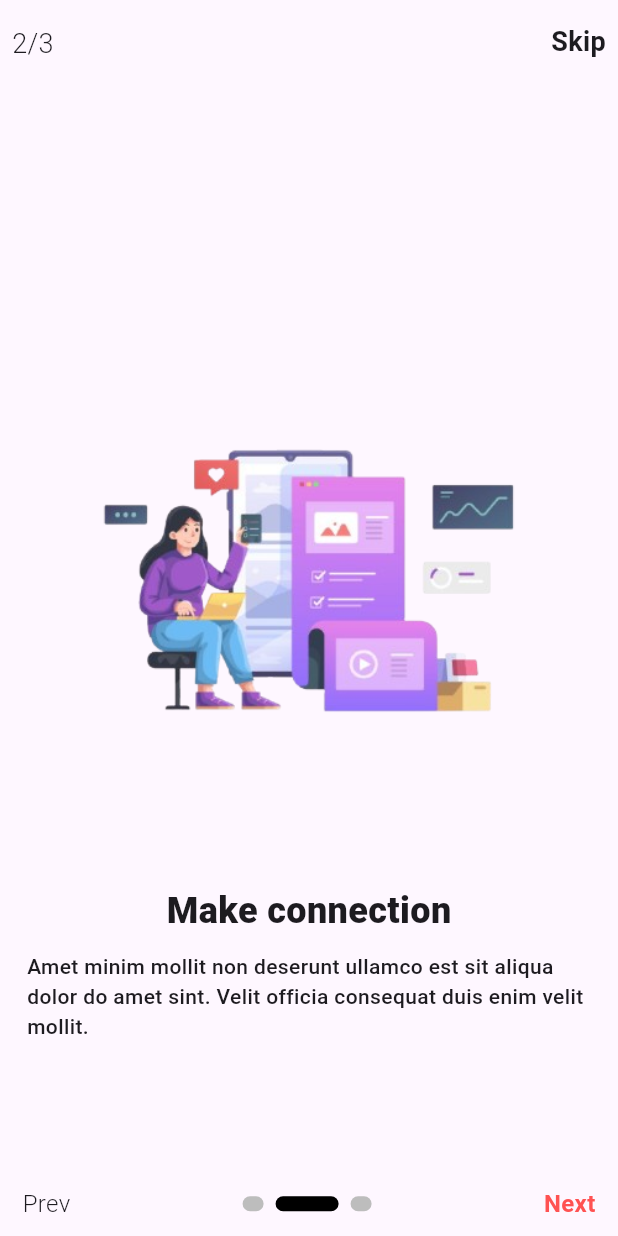
After one commit to faseey/Echo, a Flutter app: the Onboarding_screen screen opened by its route, after a tap on "Next", on a phone screen of 412 x 824 dp. The commit adds this screen. Run offline on Flutter 3.47's test engine with Material 3 defaults, Android fonts, the phone set to English and light mode, and no system bars; drawn by our look-alikes of smooth_page_indicator; our stand-ins replace cloud_firestore, curved_navigation_bar, firebase_core, firebase_storage, flutter_image_compress, get and 1 more; accounts and stored records are empty.

Commit message:
onboarding

```diff
--- a/lib/component/button_container.dart
+++ b/lib/component/button_container.dart
@@ -34,7 +34,7 @@ class _ButtonContainerState extends State<ButtonContainer> {
         child: Column(
           mainAxisAlignment: MainAxisAlignment.center,
           children: [Icon(widget.icon,color: isSelected? Colors.white : Colors.black,),
-            Text(widget.title,style: TextStyle(fontSize: 10,color: isSelected?Colors.white:Colors.black,)
+            Text(widget.title,style: TextStyle(fontSize: 8,color: isSelected?Colors.white:Colors.black,)
             ) ],),
       ),
     );
--- a/lib/component/route.dart
+++ b/lib/component/route.dart
@@ -9,6 +9,7 @@ import '../Screen/postScreen.dart';
 import '../Screen/profileScreen.dart';
 import '../Screen/registerScreen.dart';
 import '../models/echo.dart';
+import '../onboarding_screen/onboarding_screen.dart';
 import 'bottomNavbar.dart';
 
 class AppRouter{
@@ -21,6 +22,7 @@ class AppRouter{
   static const newPostScreen = "/newPostScreen";
   static const messagescreen = "/messagescreen";
   static const newsfeedscreen = "/newsfeedscreen";
+  static const onboarding_screen = "/onboarding_screen";
 
 
   static final route = [
@@ -33,6 +35,7 @@ class AppRouter{
     GetPage(name: bottomnavbar, page: ()=>Bottomnavbar()),
     GetPage(name: messagescreen, page: ()=>MessageScreen()),
     GetPage(name: newsfeedscreen, page: ()=>NewsFeedScreen()),
+    GetPage(name: onboarding_screen, page: ()=>Onboarding_screen()),
 
 
   ];
--- a/lib/main.dart
+++ b/lib/main.dart
@@ -33,7 +33,7 @@ class MyApp extends StatelessWidget {
     return GetMaterialApp(
 
       debugShowCheckedModeBanner: false,
-      initialRoute: AppRouter.loginScreen,
+      initialRoute: AppRouter.onboarding_screen,
       getPages: AppRouter.route,
         theme: ThemeData(
         primarySwatch: Colors.blue,
--- /dev/null
+++ b/lib/onboarding_screen/IntroScreen1.dart
@@ -0,0 +1,33 @@
+import 'package:flutter/material.dart';
+
+class IntrosScreen1 extends StatelessWidget {
+  const IntrosScreen1({super.key});
+
+  @override
+  Widget build(BuildContext context) {
+    return Scaffold(
+
+      body: Column(
+        children: [
+          Padding(
+            padding: const EdgeInsets.only(top: 50),
+            child: Center(
+              child: Image.asset("assets/images/first.png"),
+            ),
+          ),
+          SizedBox(height: 12,),
+
+          const Text("find friends",style: TextStyle(fontSize: 24,fontWeight: FontWeight.w800),),
+          SizedBox(height: 10,),
+
+          const Padding(
+            padding: EdgeInsets.symmetric(horizontal: 18),
+            child: Text(
+              "Amet minim mollit non deserunt ullamco est sit aliqua dolor do amet sint. Velit officia consequat duis enim velit mollit.",
+              style: TextStyle(fontSize: 14, fontWeight: FontWeight.w500),),
+          )
+        ],
+      ),
+    );
+  }
+}
--- /dev/null
+++ b/lib/onboarding_screen/introScreen2.dart
@@ -0,0 +1,33 @@
+import 'package:flutter/material.dart';
+
+class Introscreen2 extends StatelessWidget {
+  const Introscreen2({super.key});
+
+  @override
+  Widget build(BuildContext context) {
+    return  Scaffold(
+
+      body: Column(
+        children: [
+          Padding(
+            padding: const EdgeInsets.only(top: 110),
+            child: Center(
+              child: Image.asset("assets/images/second.png"),
+
+            ),
+          ),
+          SizedBox(height: 12,),
+
+          const Text("Make connection",style: TextStyle(fontWeight: FontWeight.w800,fontSize: 24),),
+          SizedBox(height: 10,),
+
+          const Padding(
+            padding: EdgeInsets.symmetric(horizontal: 18),
+            child: Text("Amet minim mollit non deserunt ullamco est sit aliqua dolor do amet sint. Velit officia consequat duis enim velit mollit.",
+              style: TextStyle(fontSize: 14,fontWeight: FontWeight.w500),),
+          )
+        ],
+      ),
+    );
+  }
+}
--- /dev/null
+++ b/lib/onboarding_screen/introScreen3.dart
@@ -0,0 +1,37 @@
+import 'package:flutter/material.dart';
+
+class Introscreen3 extends StatelessWidget {
+  const Introscreen3({super.key});
+
+  @override
+  Widget build(BuildContext context) {
+    return  Scaffold(
+
+      body: Column(
+        children: [
+          Padding(
+            padding: const EdgeInsets.only(top: 10),
+            child: Center(
+              child: Image.asset("assets/images/third.png"),
+
+            ),
+          ),
+          SizedBox(height: 12,),
+
+          const Text("Make Poplar yourself",style: TextStyle(fontWeight: FontWeight.w800,fontSize: 24),),
+          SizedBox(height: 10,),
+
+          const Padding(
+            padding: EdgeInsets.symmetric(horizontal: 18),
+            child: Text("Amet minim mollit non deserunt ullamco est sit aliqua dolor do amet sint. Velit officia consequat duis enim velit mollit.",
+              style: TextStyle(fontSize: 14,fontWeight: FontWeight.w500),),
+          )
+
+        ],
+      ),
+
+
+    );
+
+  }
+}
--- /dev/null
+++ b/lib/onboarding_screen/onboarding_screen.dart
@@ -0,0 +1,148 @@
+
+import 'package:flutter/material.dart';
+import 'package:smooth_page_indicator/smooth_page_indicator.dart';
+
+
+import '../Screen/LoginScreen.dart';
+import 'IntroScreen1.dart';
+import 'introScreen2.dart';
+import 'introScreen3.dart';
+
+
+class Onboarding_screen extends StatefulWidget {
+  const Onboarding_screen({super.key});
+
+  @override
+  State<Onboarding_screen> createState() => _OnboardingscreenState();
+}
+
+class _OnboardingscreenState extends State<Onboarding_screen> {
+  final _controller = PageController();
+  bool onLastPage = false;
+  bool onFirstPage = false;
+  int screenPageNum = 0;
+  bool isLoading = false;
+  @override
+  Widget build(BuildContext context) {
+    return Scaffold(
+      appBar: AppBar(
+        leading: Padding(
+          padding: const EdgeInsets.only(left: 8, top: 16),
+          child: Text("$screenPageNum/3",
+              style: const TextStyle(
+                fontSize: 18,
+                fontWeight: FontWeight.w300,
+              )),
+        ),
+        actions: [
+          Padding(
+            padding: const EdgeInsets.only(right: 8),
+            child: GestureDetector(
+                onTap: () {
+                  Navigator.push(context, MaterialPageRoute(builder: (context) => LoginScreen(),));
+
+                },
+                child: const Text(
+                  "Skip",
+                  style: TextStyle(fontSize: 18, fontWeight: FontWeight.w600),
+                )),
+          )
+        ],
+      ),
+      body: Column(
+        children: [
+          Expanded(
+            child: PageView(
+              controller: _controller,
+              onPageChanged: (index) {
+                setState(() {
+                  onLastPage = (index == 2);
+                  onFirstPage = (index == 0);
+                  screenPageNum = index + 1;
+                });
+              },
+              children: const [
+                IntrosScreen1(),
+                Introscreen2(),
+                Introscreen3(),
+              ],
+            ),
+          ),
+          Padding(
+            padding: const EdgeInsets.symmetric(horizontal: 15, vertical: 10),
+            child: Row(
+              mainAxisAlignment: MainAxisAlignment.spaceBetween,
+              children: [
+                onFirstPage
+                    ? GestureDetector(
+                  onTap: () {
+                    _controller.previousPage(
+                        duration: const Duration(milliseconds: 400),
+                        curve: Curves.easeIn);
+                  },
+                  child: const Text(
+                    "",
+                    style: TextStyle(
+                        fontSize: 16, fontWeight: FontWeight.w300),
+                  ),
+                )
+                    : GestureDetector(
+                  onTap: () {
+                    _controller.previousPage(
+                        duration: const Duration(milliseconds: 400),
+                        curve: Curves.easeIn);
+                  },
+                  child: const Text(
+                    "Prev",
+                    style: TextStyle(
+                        fontSize: 16, fontWeight: FontWeight.w300),
+                  ),
+                ),
+                SmoothPageIndicator(
+                  controller: _controller,
+                  count: 3,
+                  effect: ExpandingDotsEffect(
+                      activeDotColor: Colors.black,
+                      dotColor: Colors.grey.shade400,
+                      dotHeight: 10,
+                      dotWidth: 14),
+                ),
+                onLastPage
+                    ? GestureDetector(
+                  onTap: () {
+                    _controller.nextPage(
+                        duration: const Duration(milliseconds: 400),
+                        curve: Curves.easeIn);
+                    Navigator.push(context, MaterialPageRoute(builder: (context) => LoginScreen(),));
+
+                  },
+                  child: const Text(
+                    "Get Started",
+                    style: TextStyle(
+                        color: Colors.redAccent,
+                        fontSize: 16,
+                        fontWeight: FontWeight.bold),
+                  ),
+                )
+                    : GestureDetector(
+                  onTap: () {
+                    _controller.nextPage(
+                        duration: const Duration(milliseconds: 400),
+                        curve: Curves.easeIn);
+                  },
+                  child: const Text(
+                    "Next",
+                    style: TextStyle(
+                        color: Colors.redAccent,
+                        fontSize: 16,
+                        fontWeight: FontWeight.bold),
+                  ),
+                ),
+              ],
+            ),
+          )
+        ],
+      ),
+    );
+  }
+}
```
Also changed, not shown: lib/Screen/LoginScreen.dart (+50 -27 lines), lib/Screen/friendscreen.dart (+109 -79 lines), lib/Screen/registerScreen.dart (+35 -18 lines), lib/controllers/new_post_cont.dart (+23 -8 lines), lib/controllers/profileController.dart (+54 -1 lines), lib/controllers/register_controller.dart (+7 -3 lines), pubspec.yaml (+4 -3 lines), assets/images/first.png (added), assets/images/second.png (added), assets/images/third.png (added), pubspec.lock.
